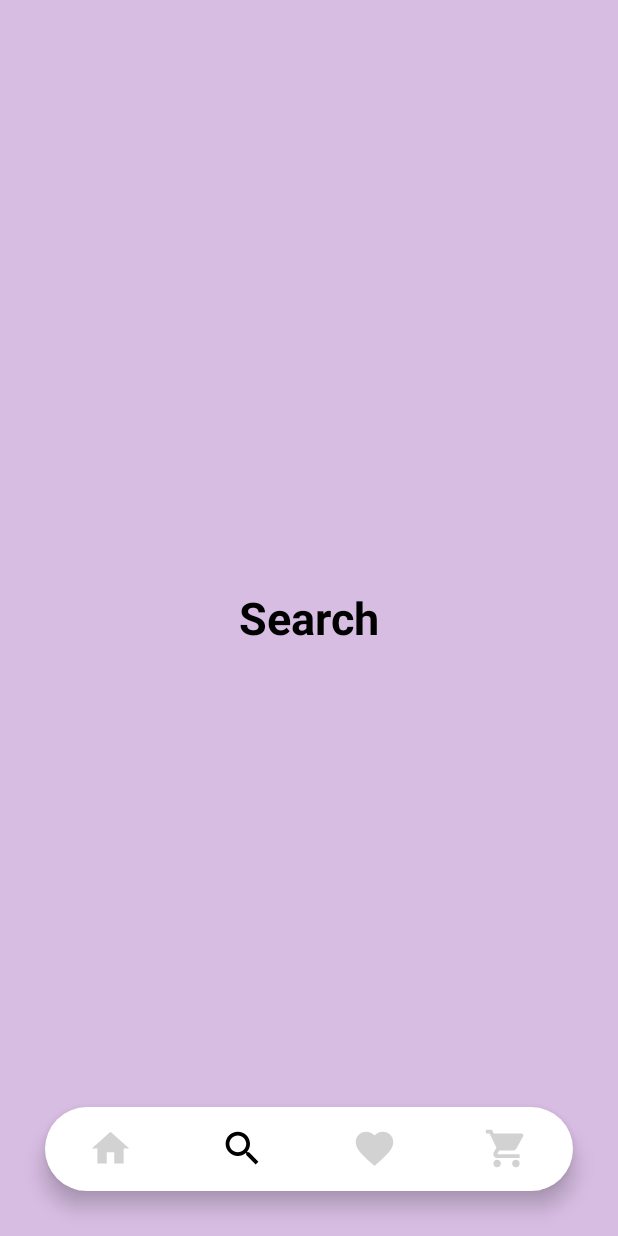
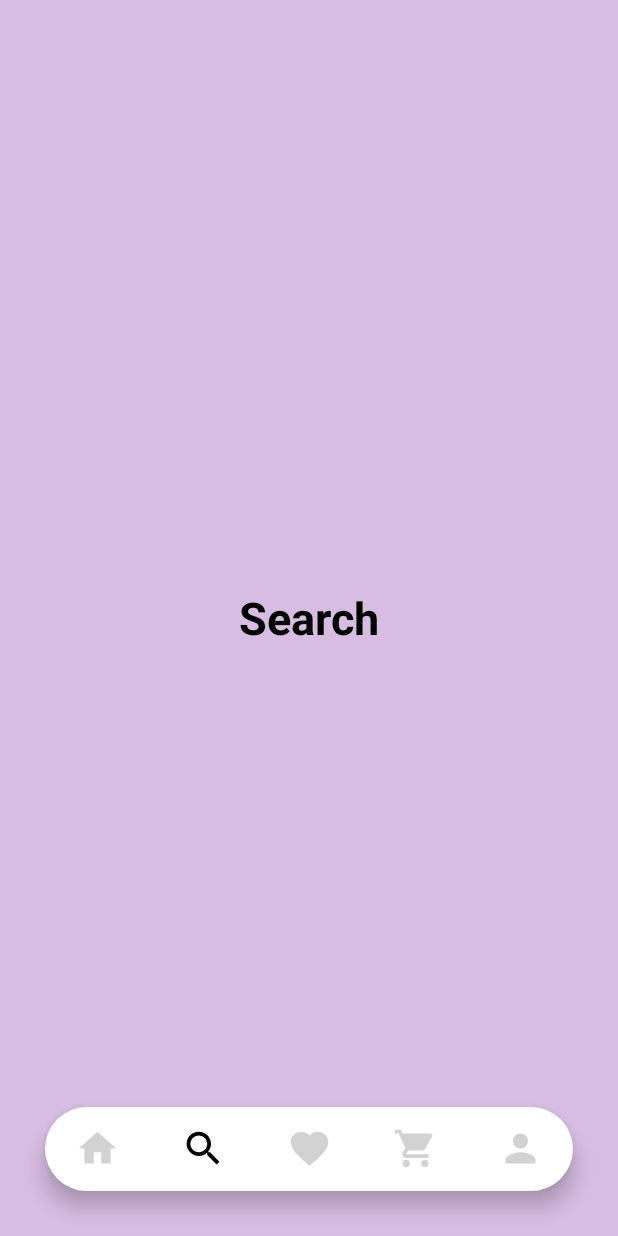
Before and after one commit to CoyotWilly/nomad-app, an Android app: the screen it shows after launch (MainActivity), item 2 of the bottom bar chosen, on a phone screen of 412 x 824 dp. Run offline under Robolectric (Android 15) with nearby library versions, the phone set to English and light mode, and no system bars.

Commit message:
Styling sketch for user data view

```diff
--- /dev/null
+++ b/app/src/main/res/drawable/ic_person.xml
@@ -0,0 +1,5 @@
+<vector android:height="24dp" android:tint="#D2D2D2"
+    android:viewportHeight="24" android:viewportWidth="24"
+    android:width="24dp" xmlns:android="http://schemas.android.com/apk/res/android">
+    <path android:fillColor="@android:color/white" android:pathData="M12,12c2.21,0 4,-1.79 4,-4s-1.79,-4 -4,-4 -4,1.79 -4,4 1.79,4 4,4zM12,14c-2.67,0 -8,1.34 -8,4v2h16v-2c0,-2.66 -5.33,-4 -8,-4z"/>
+</vector>
--- a/app/src/main/res/menu/item_menu.xml
+++ b/app/src/main/res/menu/item_menu.xml
@@ -19,4 +19,10 @@
         android:id="@+id/nav_shop"
         android:title="@string/shop_text"
         android:icon="@drawable/ic_shop"/>
+
+    <item
+        android:id="@+id/nav_person"
+        android:title="@string/person"
+        android:icon="@drawable/ic_person"/>
+
 </menu>
--- a/app/src/main/res/values/strings.xml
+++ b/app/src/main/res/values/strings.xml
@@ -12,4 +12,8 @@
     <string name="new_trip_creator">new trip creator icon</string>
     <string name="barcelona">Barcelona</string>
     <string name="singapore">Singapore</string>
+
+<!--    Person data to fix later-->
+    <string name="hello_blank_fragment">Hello blank fragment</string>
+    <string name="person">Person</string>
 </resources>
```
Also changed, not shown: app/src/main/res/layout/fragment_person.xml (added, +35 -0 lines).
